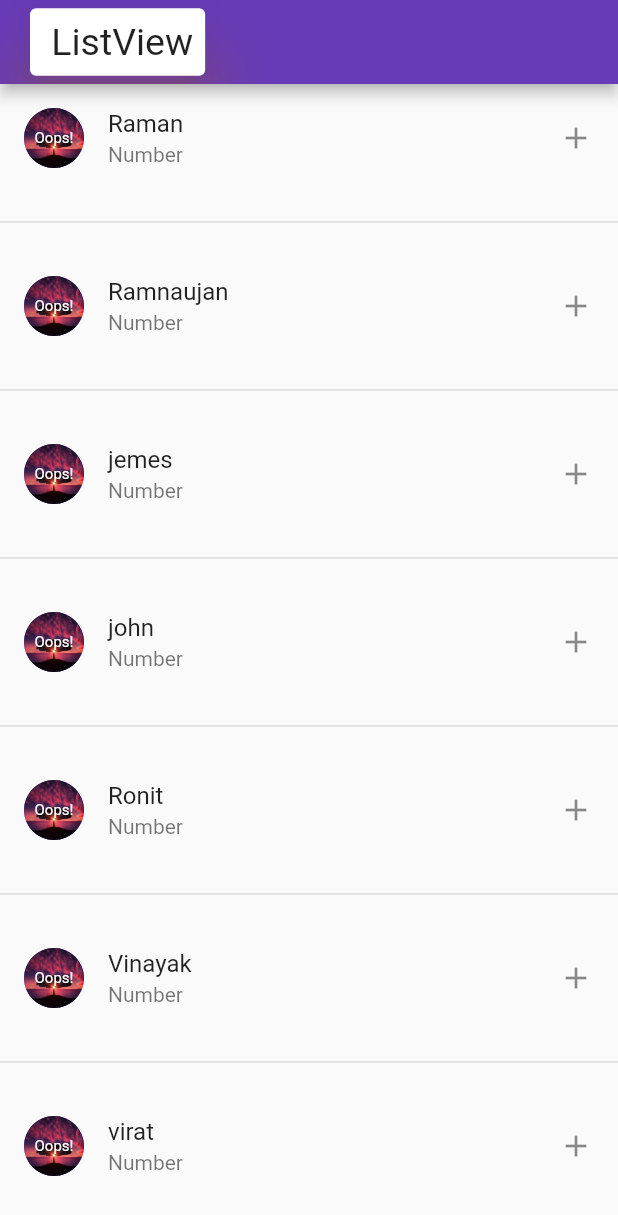
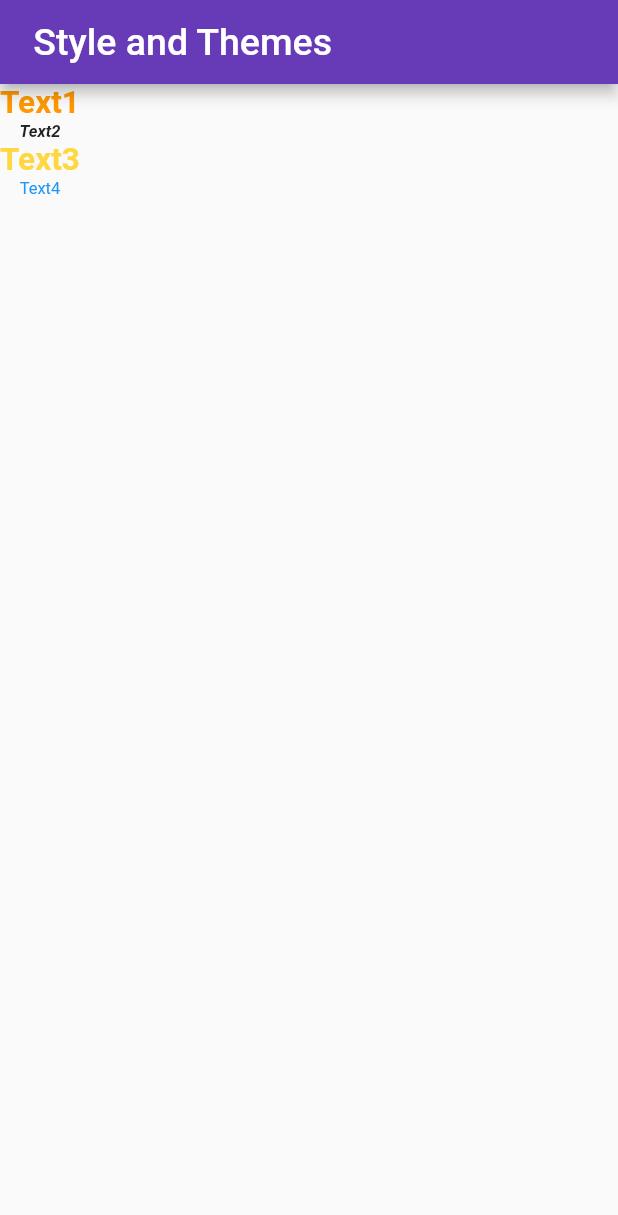
Before and after one commit to kotdroidA/my_app, a Flutter app: the screen it shows after launch, on a phone screen of 412 x 824 dp. Shown: the top 1215 px of the screen. Run offline on Flutter 3.47's test engine with Material 2 defaults, Android fonts, the phone set to English and light mode, and no system bars.

Commit message:
Style and Themes

```diff
--- a/lib/main.dart
+++ b/lib/main.dart
@@ -1,5 +1,7 @@
 import 'package:flutter/cupertino.dart';
 import 'package:flutter/material.dart';
+import 'package:my_app/ui_helper/util.dart';
+
 
 void main() {
   runApp(const MyApp());
@@ -14,16 +16,14 @@ class MyApp extends StatelessWidget {
     return MaterialApp(
       debugShowCheckedModeBanner: false,
       theme: ThemeData(
-        // This is the theme of your application.
-        //
-        // Try running your application with "flutter run". You'll see the
-        // application has a blue toolbar. Then, without quitting the app, try
-        // changing the primarySwatch below to Colors.green and then invoke
-        // "hot reload" (press "r" in the console where you ran "flutter run",
-        // or simply save your changes to "hot reload" in a Flutter IDE).
-        // Notice that the counter didn't reset back to zero; the application
-        // is not restarted.
+
         primarySwatch: Colors.deepPurple,
+        textTheme: TextTheme(
+          headline1: TextStyle(fontSize: 21,fontWeight: FontWeight.bold),
+          subtitle1: TextStyle(fontSize: 11,fontWeight: FontWeight.bold,fontStyle: FontStyle.italic),
+
+        )
+
       ),
       home: const MyHomePage(title: 'Flutter Demo Home Page'),
     );
@@ -56,30 +56,16 @@ class _MyHomePageState extends State<MyHomePage> {
       appBar: AppBar(
         // Here we take the value from the MyHomePage object that was created by
         // the App.build method, and use it to set our appbar title.
-        title: Card(
-          shadowColor: Colors.orange,
-          elevation: 20,
-            child: Padding(
-          padding: const EdgeInsets.all(8.0),
-          child: Text(' ListView',style:TextStyle(fontSize: 25),),
-        )),
+        title: Text(' Style and Themes',style:TextStyle(fontSize: 25),),
       ),
-      body:ListView.separated(itemBuilder: (context, index) {
-        return ListTile(
-        leading:CircleAvatar(
-          child: Text('Oops!',style: TextStyle(fontSize: 10),),
-          backgroundImage: AssetImage('assets/images/ic_tree.jpg'),
+      body:Column(
+        children: [
+          Text('Text1',style:Theme.of(context).textTheme.headline1!.copyWith(color:Colors.orange)),
+          Text('Text2',style:Theme.of(context).textTheme.subtitle1),
+          Text('Text3',style:Theme.of(context).textTheme.headline1!.copyWith(color: Colors.amberAccent)),
+          Text('Text4',style: mTextStyle11(textColor: Colors.blue) ,),
 
-        ) ,
-        title: Text(arrName[index]),
-        subtitle:Text('Number') ,
-          trailing:Icon(Icons.add) ,
-        );
-      },
-      itemCount:arrName.length ,
-      separatorBuilder:(context,index){
-        return Divider(height: 40,thickness: 1,);
-      },
+        ],
       )
 
     );
--- /dev/null
+++ b/lib/ui_helper/util.dart
@@ -0,0 +1,31 @@
+
+
+import 'package:flutter/cupertino.dart';
+import 'package:flutter/material.dart';
+
+TextStyle mTextStyle11(
+{
+  Color textColor=Colors.black,
+  FontWeight fontWeight=FontWeight.normal,
+} ){
+
+  return TextStyle(
+    fontSize: 11,
+    color: textColor,
+    fontWeight: fontWeight,
+  );
+}
+TextStyle mTextStyle21(
+
+    ) {
+  return TextStyle(
+      fontSize: 21
+  );
+}
+TextStyle mTextStyle16(
+
+    ) {
+  return TextStyle(
+      fontSize: 16
+  );
+}
```
